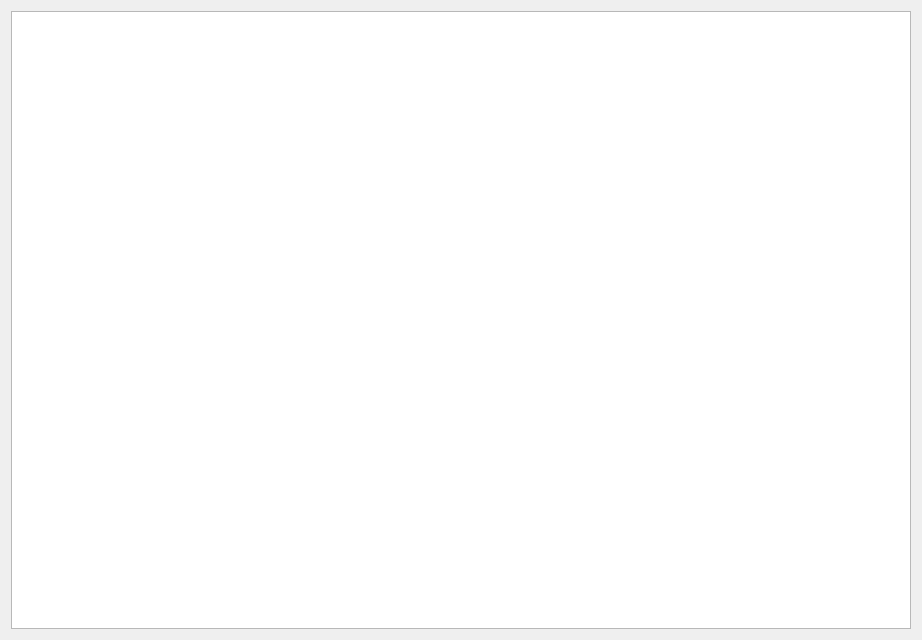
Old version of the form newwindow.ui in the repository SahilTuladhar/HopperChopper.
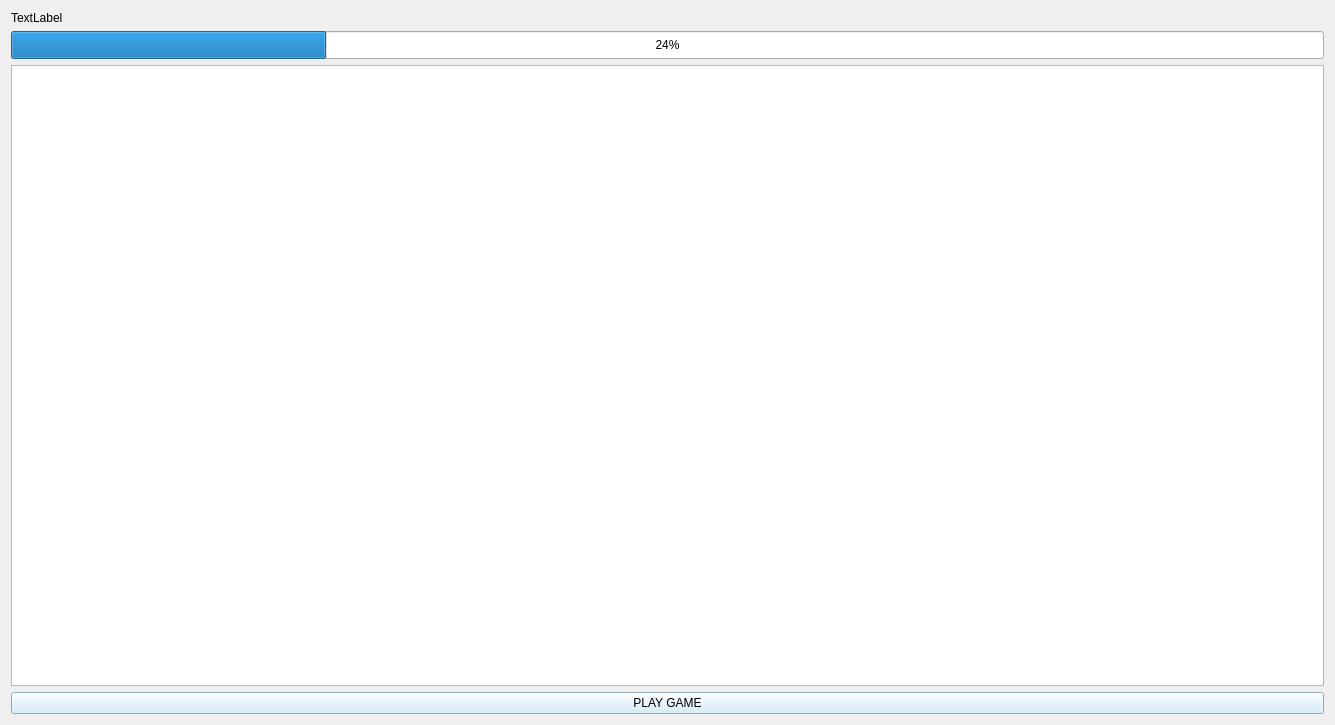
New version of the form.

Patch:
```diff
--- a/newwindow.ui
+++ b/newwindow.ui
@@ -6,8 +6,8 @@
    <rect>
     <x>0</x>
     <y>0</y>
-    <width>922</width>
-    <height>640</height>
+    <width>1335</width>
+    <height>725</height>
    </rect>
   </property>
   <property name="sizePolicy">
@@ -16,13 +16,64 @@
     <verstretch>0</verstretch>
    </sizepolicy>
   </property>
+  <property name="minimumSize">
+   <size>
+    <width>1335</width>
+    <height>725</height>
+   </size>
+  </property>
+  <property name="maximumSize">
+   <size>
+    <width>1335</width>
+    <height>725</height>
+   </size>
+  </property>
   <property name="windowTitle">
    <string>Form</string>
   </property>
-  <layout class="QGridLayout" name="gridLayout">
-   <item row="0" column="0">
+  <layout class="QVBoxLayout" name="verticalLayout">
+   <item>
+    <widget class="QLabel" name="label">
+     <property name="text">
+      <string>TextLabel</string>
+     </property>
+    </widget>
+   </item>
+   <item>
+    <widget class="QProgressBar" name="progressBar">
+     <property name="minimumSize">
+      <size>
+       <width>1313</width>
+       <height>28</height>
+      </size>
+     </property>
+     <property name="value">
+      <number>24</number>
+     </property>
+    </widget>
+   </item>
+   <item>
     <widget class="QGraphicsView" name="graphicsView"/>
    </item>
+   <item>
+    <widget class="QPushButton" name="startGameButton">
+     <property name="styleSheet">
+      <string notr="true">#startGameButton{
+
+
+background-color: rgba(203,235,248,255);
+font-color:white;
+
+
+
+
+}</string>
+     </property>
+     <property name="text">
+      <string>PLAY GAME</string>
+     </property>
+    </widget>
+   </item>
   </layout>
  </widget>
  <resources/>
```
Left out of the diff: 6 changed lines with no effect on the pictures.
